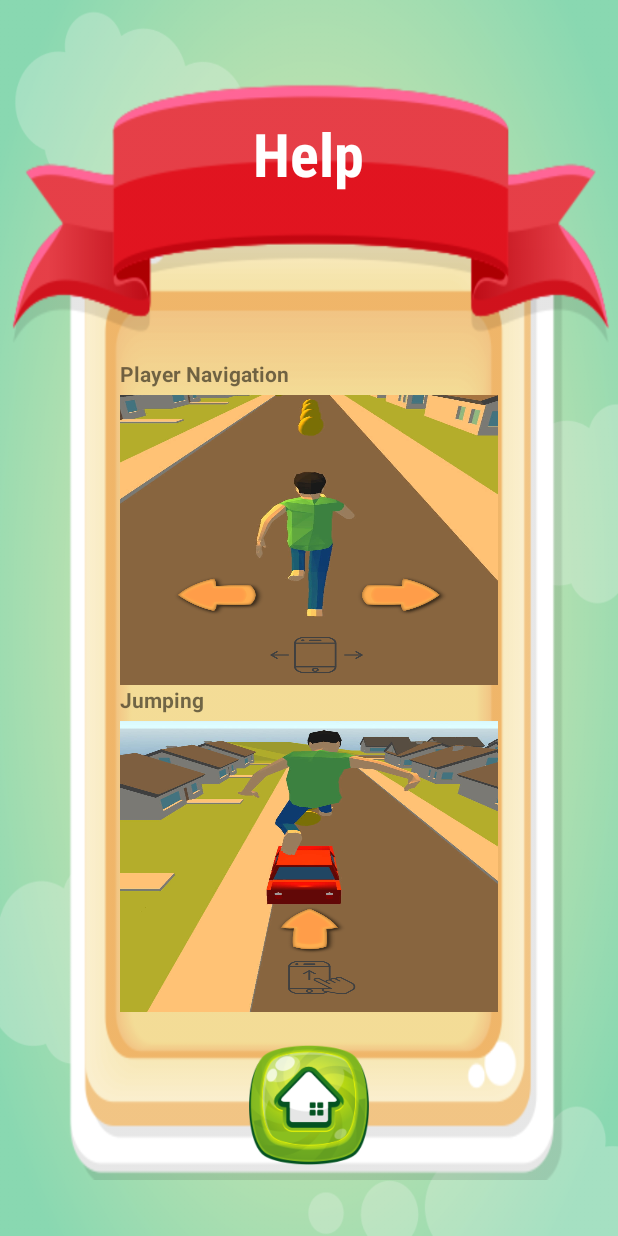
After one commit to DomenicDev/SET08114_cw, an Android app: the HelpActivity screen opened directly, with no data from a screen before it, on a phone screen of 412 x 824 dp. The commit adds this screen. Run offline under Robolectric (Android 15) with nearby library versions, the phone set to English and light mode, and no system bars.

Commit message:
added help activity

```diff
--- a/android/src/main/AndroidManifest.xml
+++ b/android/src/main/AndroidManifest.xml
@@ -9,11 +9,15 @@
         android:roundIcon="@mipmap/ic_launcher_round"
         android:supportsRtl="true"
         android:theme="@style/AppTheme">
-        <activity android:name="com.napier.mad.android.activity.SettingsActivity"
-            android:screenOrientation="portrait"/>
-        <activity android:name="com.napier.mad.android.activity.CreditsActivity"
-            android:screenOrientation="portrait"/>
-        <activity android:name="com.napier.mad.android.activity.MainMenuActivity"
+        <activity android:name="com.napier.mad.HelpActivity"></activity>
+        <activity
+            android:name="com.napier.mad.android.activity.SettingsActivity"
+            android:screenOrientation="portrait" />
+        <activity
+            android:name="com.napier.mad.android.activity.CreditsActivity"
+            android:screenOrientation="portrait" />
+        <activity
+            android:name="com.napier.mad.android.activity.MainMenuActivity"
             android:screenOrientation="portrait">
             <intent-filter>
                 <action android:name="android.intent.action.MAIN" />
@@ -21,8 +25,9 @@
                 <category android:name="android.intent.category.LAUNCHER" />
             </intent-filter>
         </activity>
-        <activity android:name="com.napier.mad.android.activity.ScoresActivity"
-            android:screenOrientation="portrait"/>
+        <activity
+            android:name="com.napier.mad.android.activity.ScoresActivity"
+            android:screenOrientation="portrait" />
         <activity
             android:name="com.napier.mad.android.activity.AndroidGameLauncherActivity"
             android:keepScreenOn="true"
--- /dev/null
+++ b/android/src/main/java/com/napier/mad/HelpActivity.java
@@ -0,0 +1,26 @@
+package com.napier.mad;
+
+import android.app.Activity;
+import android.os.Bundle;
+import android.view.View;
+import android.widget.Button;
+
+import com.jme.game.R;
+
+public class HelpActivity extends Activity {
+
+    @Override
+    protected void onCreate(Bundle savedInstanceState) {
+        super.onCreate(savedInstanceState);
+        setContentView(R.layout.activity_help);
+
+        Button homeButton = findViewById(R.id.help_activity_home_button);
+        homeButton.setOnClickListener(new View.OnClickListener() {
+            @Override
+            public void onClick(View v) {
+                finish();
+            }
+        });
+
+    }
+}
--- a/android/src/main/java/com/napier/mad/android/activity/MainMenuActivity.java
+++ b/android/src/main/java/com/napier/mad/android/activity/MainMenuActivity.java
@@ -8,6 +8,7 @@ import android.view.View;
 import android.widget.Button;
 
 import com.jme.game.R;
+import com.napier.mad.HelpActivity;
 
 public class MainMenuActivity extends Activity {
 
@@ -60,18 +61,7 @@ public class MainMenuActivity extends Activity {
         helpButton.setOnClickListener(new View.OnClickListener() {
             @Override
             public void onClick(View v) {
-                AlertDialog.Builder builder = new AlertDialog.Builder(MainMenuActivity.this);
-                View alertView = getLayoutInflater().inflate(R.layout.help_dialog, null);
-                builder.setView(alertView);
-                final AlertDialog dialog = builder.create();
-                Button okButton = alertView.findViewById(R.id.help_dialog_ok_button);
-                okButton.setOnClickListener(new View.OnClickListener() {
-                    @Override
-                    public void onClick(View v) {
-                        dialog.dismiss();
-                    }
-                });
-                dialog.show();
+                startActivity(HelpActivity.class);
             }
         });
     }
--- a/android/src/main/java/com/napier/mad/android/activity/SettingsActivity.java
+++ b/android/src/main/java/com/napier/mad/android/activity/SettingsActivity.java
@@ -30,6 +30,14 @@ public class SettingsActivity extends Activity {
                     Toast.makeText(SettingsActivity.this, getString(R.string.settings_no_empty_playername_allowed), Toast.LENGTH_LONG).show();
                     return;
                 }
+                if (inputName.length() >= 13) {
+                    Toast.makeText(SettingsActivity.this, getString(R.string.settings_too_long_playername), Toast.LENGTH_LONG).show();
+                    return;
+                }
+                if (inputName.length() <= 2) {
+                    Toast.makeText(SettingsActivity.this, getString(R.string.settings_too_short_playername), Toast.LENGTH_LONG).show();
+                    return;
+                }
 
                 // save player name by using Shared Preferences
                 savePlayerName(inputName);
--- /dev/null
+++ b/android/src/main/res/layout/activity_help.xml
@@ -0,0 +1,134 @@
+<?xml version="1.0" encoding="utf-8"?>
+<LinearLayout xmlns:android="http://schemas.android.com/apk/res/android"
+    xmlns:app="http://schemas.android.com/apk/res-auto"
+    xmlns:tools="http://schemas.android.com/tools"
+    android:layout_width="match_parent"
+    android:layout_height="match_parent"
+    android:orientation="vertical"
+    android:gravity="center"
+    android:layout_gravity="center"
+    android:background="@drawable/green_background"
+    tools:context=".HelpActivity"
+    android:weightSum="100">
+
+    <Space
+        android:layout_width="match_parent"
+        android:layout_height="0dp"
+        android:layout_weight="1" />
+
+    <LinearLayout
+        android:layout_width="wrap_content"
+        android:layout_height="0dp"
+        android:layout_gravity="center"
+        android:layout_weight="90"
+        android:background="@drawable/panel_empty"
+        android:orientation="vertical">
+
+        <TextView
+            android:layout_width="wrap_content"
+            android:layout_height="wrap_content"
+            android:layout_gravity="center"
+            android:layout_marginTop="30dp"
+            android:fontFamily="sans-serif-condensed"
+            android:text="@string/help"
+            android:textAlignment="center"
+            android:textColor="@color/colorWhite"
+            android:textSize="40sp"
+            android:textStyle="bold" />
+
+        <Space
+            android:layout_width="match_parent"
+            android:layout_height="40dp"
+            android:layout_weight="0"/>
+
+        <LinearLayout
+            android:layout_width="match_parent"
+            android:layout_height="match_parent"
+            android:layout_gravity="center"
+            android:layout_marginLeft="80dp"
+            android:layout_marginTop="70dp"
+            android:layout_marginRight="80dp"
+            android:layout_marginBottom="0dp"
+            android:orientation="vertical">
+
+            <LinearLayout
+                android:layout_width="match_parent"
+                android:layout_height="0dp"
+                android:layout_weight="1"
+                android:orientation="vertical"
+                android:weightSum="2">
+
+                <TextView
+                    android:layout_width="match_parent"
+                    android:layout_height="24dp"
+                    android:text="@string/help_player_navigation_title"
+                    android:textStyle="bold"
+                    android:textSize="14sp" />
+
+                <LinearLayout
+                    android:layout_width="match_parent"
+                    android:layout_height="match_parent"
+                    android:weightSum="2"
+                    android:orientation="horizontal">
+
+                    <ImageView
+                        android:layout_width="match_parent"
+                        android:layout_height="match_parent"
+                        android:layout_weight="1"
+                        android:background="@drawable/walk_screenshot_crop" />
+
+                </LinearLayout>
+
+
+            </LinearLayout>
+
+            <LinearLayout
+                android:layout_width="match_parent"
+                android:layout_height="0dp"
+                android:layout_weight="1"
+                android:orientation="vertical"
+                android:weightSum="2">
+
+                <TextView
+                    android:layout_width="match_parent"
+                    android:layout_height="24dp"
+                    android:text="@string/help_player_jumping_title"
+                    android:textStyle="bold"
+                    android:textSize="14sp"/>
+
+                <LinearLayout
+                    android:layout_width="match_parent"
+                    android:layout_height="match_parent"
+                    android:orientation="horizontal">
+
+                    <ImageView
+                        android:layout_width="0dp"
+                        android:layout_height="match_parent"
+                        android:layout_weight="1"
+                        android:background="@drawable/jump_screenshot_crop" />
+
+                </LinearLayout>
+
+            </LinearLayout>
+
+            <Space
+                android:layout_width="match_parent"
+                android:layout_height="0dp"
+                android:layout_weight="0.1" />
+
+            <Button
+                android:id="@+id/help_activity_home_button"
+                android:layout_width="80dp"
+                android:layout_height="80dp"
+                android:layout_gravity="center"
+                android:layout_marginTop="0dp"
+                android:layout_marginBottom="10dp"
+                android:layout_weight="0"
+                android:background="@drawable/home_button" />
+
+        </LinearLayout> <!-- end panel -->
+
+    </LinearLayout>
+
+
+</LinearLayout>
--- a/android/src/main/res/layout/score_item_list.xml
+++ b/android/src/main/res/layout/score_item_list.xml
@@ -9,17 +9,17 @@
         android:id="@+id/score_item_position"
         android:layout_width="30dp"
         android:layout_height="wrap_content"
-        android:layout_marginStart="20dp"
-        android:layout_marginEnd="20dp"
-        android:layout_weight="50"
+        android:layout_marginStart="2dp"
+        android:layout_marginEnd="2dp"
+        android:layout_weight="0"
         android:gravity="start"
         android:textSize="@dimen/score_item_textSize" />
 
     <TextView
         android:id="@+id/score_item_player_name"
-        android:layout_width="wrap_content"
+        android:layout_width="0dp"
         android:layout_height="wrap_content"
-        android:layout_marginEnd="20dp"
+        android:layout_marginEnd="2dp"
         android:layout_weight="100"
         android:gravity="start"
         android:textAlignment="textStart"
@@ -27,9 +27,9 @@
 
     <TextView
         android:id="@+id/score_item_score"
-        android:layout_width="wrap_content"
+        android:layout_width="0dp"
         android:layout_height="wrap_content"
-        android:layout_weight="100"
+        android:layout_weight="30"
         android:layout_marginEnd="10dp"
         android:gravity="end"
         android:textSize="@dimen/score_item_textSize" />
--- a/android/src/main/res/values/dimens.xml
+++ b/android/src/main/res/values/dimens.xml
@@ -2,6 +2,6 @@
 <resources>
     <dimen name="text_size_game_button">22sp</dimen>
     <dimen name="icon_button_size">70dp</dimen>
-    <dimen name="score_item_textSize">20sp</dimen>
+    <dimen name="score_item_textSize">12sp</dimen>
     <dimen name="fab_margin">16dp</dimen>
 </resources>
--- a/android/src/main/res/values/strings.xml
+++ b/android/src/main/res/values/strings.xml
@@ -20,4 +20,11 @@
     <string name="credits_game_assets_content">Landscape Tiles by: eracoon\nGUI images: pzUH\nHuman Model by: quaternius\nCoin by: rubberduck\nSkyBox by: KIIRA</string>
     <string name="settings_set_name">Set your player name</string>
     <string name="settings_no_empty_playername_allowed">Empty player names are not allowed!</string>
+    <string name="settings_too_long_playername">Player name must have less than 14 characters</string>
+    <string name="settings_too_short_playername">Player name must at least have 3 characters</string>
+    <string name="help">Help</string>
+    <string name="help_player_navigation_title">Player Navigation</string>
+    <string name="help_player_navigation_content">Swipe your phone to the left and right to control the characters movement</string>
+    <string name="help_player_jumping_title">Jumping</string>
+    <string name="help_player_jumping_content">Fling your finger up to jump.</string>
 </resources>
```
Also changed, not shown: android/src/main/res/drawable/jump_screenshot.png (added), android/src/main/res/drawable/jump_screenshot_crop.png (added), android/src/main/res/drawable/walk_screenshot.png (added), android/src/main/res/drawable/walk_screenshot_crop.png (added).
